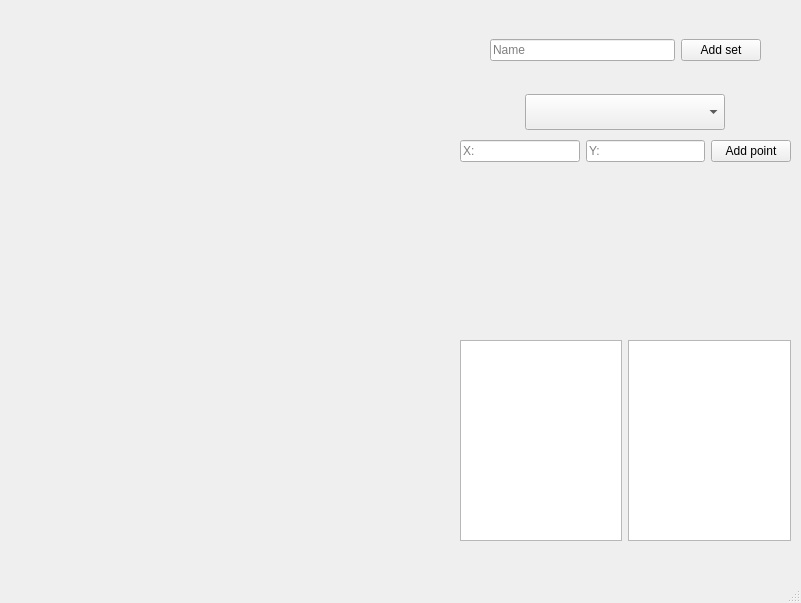
DanBe202/solid-carnival, file mainwindow.ui: the form before one commit.
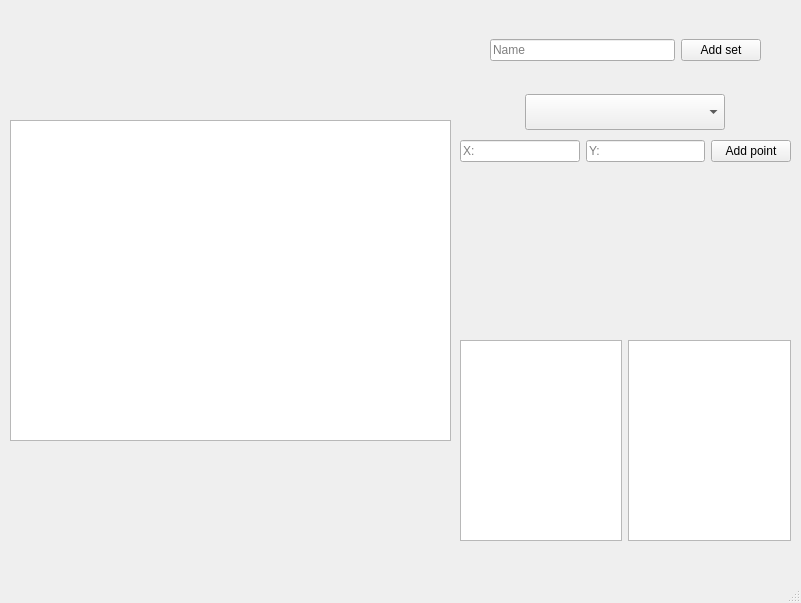
The form after the commit.

Diff of the .ui file:
```diff
--- a/mainwindow.ui
+++ b/mainwindow.ui
@@ -145,6 +145,16 @@
      </item>
     </layout>
    </widget>
+   <widget class="QGraphicsView" name="graphicsView">
+    <property name="geometry">
+     <rect>
+      <x>10</x>
+      <y>120</y>
+      <width>441</width>
+      <height>321</height>
+     </rect>
+    </property>
+   </widget>
   </widget>
   <widget class="QMenuBar" name="menubar">
    <property name="geometry">
```
